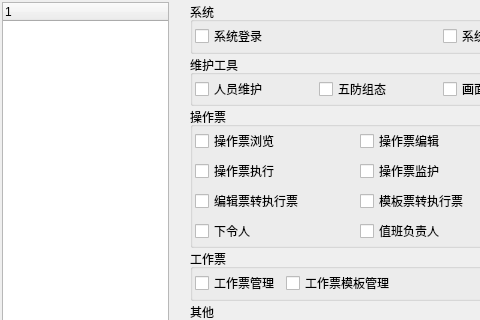
Before: the Qt Designer form privilegeset.ui in rcswhuang/privilege, drawn with Qt 5; both pictures show x 0 to 480 and y 0 to 320 of the 692 by 407 pixel window.
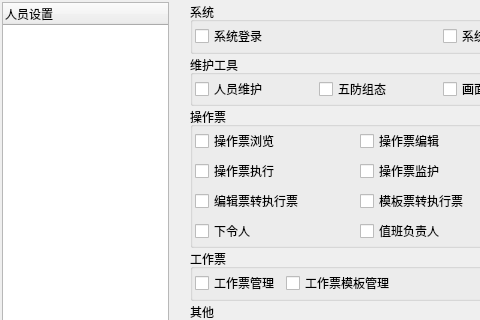
After: the same form once the commit is applied.

What changed in the file:
```diff
--- a/privilegeset.ui
+++ b/privilegeset.ui
@@ -38,7 +38,7 @@
       <widget class="QTreeWidget" name="treeWidget">
        <column>
         <property name="text">
-         <string notr="true">1</string>
+         <string notr="true">人员设置</string>
         </property>
        </column>
       </widget>
```
